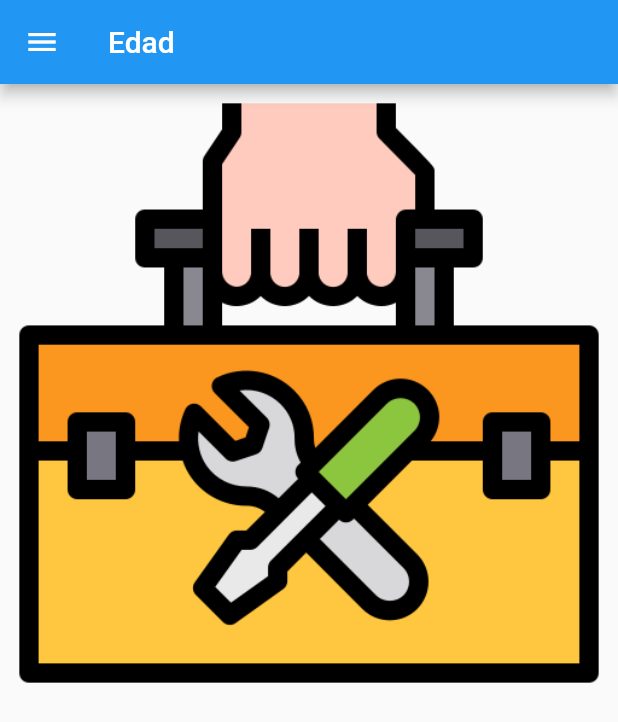
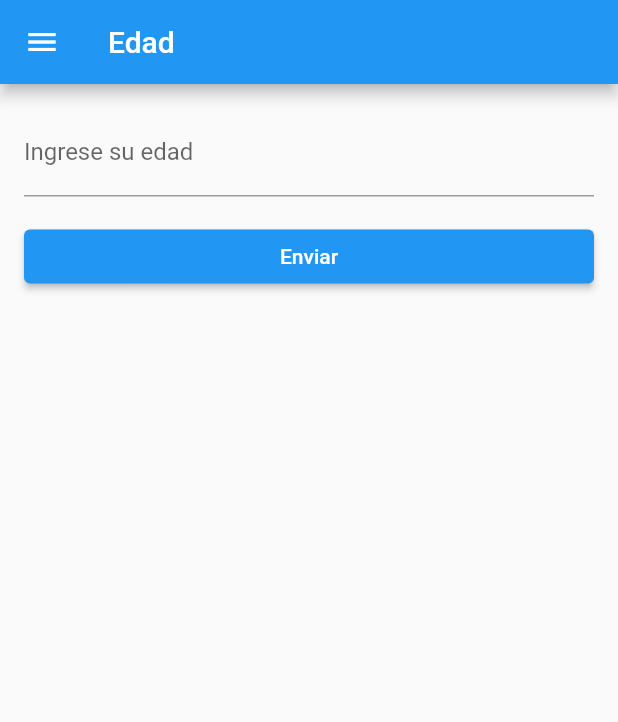
Before and after one commit to Stacy-btye/Tarea6, a Flutter app: the Edad screen opened by its route, on a phone screen of 412 x 824 dp. Shown: the top 722 px of the screen. Run offline on Flutter 3.47's test engine with Material 2 defaults, Android fonts, the phone set to English and light mode, and no system bars.

Commit message:
Rama de la edad real

```diff
--- a/lib/edad.dart
+++ b/lib/edad.dart
@@ -1,24 +1,102 @@
+import 'package:flutter/material.dart';
 import 'package:tarea6/drawer.dart';
-import 'package:flutter/material.dart';
 
-class Edad extends StatelessWidget {
-  const Edad({super.key});
+class Edad extends StatefulWidget {
+  const Edad({Key? key});
 
   static const String routeName = '/edad';
 
+  @override
+  _EdadState createState() => _EdadState();
+}
+
+class _EdadState extends State<Edad> {
+  final _formKey = GlobalKey<FormState>();
+  int? _edad;
+  String? _mensaje;
 
   @override
   Widget build(BuildContext context) {
-
     return Scaffold(
       appBar: AppBar(
         title: const Text("Edad"),
       ),
       drawer: const DrawerMenu(),
-      body: Column(
-        children: [
-          Image.asset('assets/caja.png'),
-        ],
+      body: Padding(
+        padding: const EdgeInsets.all(16.0),
+        child: Form(
+          key: _formKey,
+          child: Column(
+            crossAxisAlignment: CrossAxisAlignment.stretch,
+            children: [
+              TextFormField(
+                decoration: const InputDecoration(
+                  labelText: 'Ingrese su edad',
+                ),
+                keyboardType: TextInputType.number,
+                validator: (value) {
+                  if (value == null || value.isEmpty) {
+                    return 'Ingrese una edad';
+                  }
+                  final edad = int.tryParse(value);
+                  if (edad == null || edad <= 0) {
+                    return 'Ingrese una edad válida';
+                  }
+                  return null;
+                },
+                onSaved: (value) {
+                  _edad = int.parse(value!);
+                },
+              ),
+              const SizedBox(height: 16),
+              ElevatedButton(
+                onPressed: () {
+                  if (_formKey.currentState!.validate()) {
+                    _formKey.currentState!.save();
+
+                    if (_edad! < 18) {
+                      _mensaje = 'Eres joven';
+                    } else if (_edad! >= 18 && _edad! < 65) {
+                      _mensaje = 'Eres adulto';
+                    } else {
+                      _mensaje = 'Eres anciano';
+                    }
+
+                    showDialog(
+                      context: context,
+                      builder: (_) => AlertDialog(
+                        title: const Text('Mensaje'),
+                        content: Column(
+                          mainAxisSize: MainAxisSize.min,
+                          children: [
+                            Image.asset(
+                              _edad! < 18
+                                  ? 'assets/joven.webp'
+                                  : _edad! >= 18 && _edad! < 65
+                                  ? 'assets/adulta.jpg'
+                                  : 'assets/anciano.jpg',
+                            ),
+                            const SizedBox(height: 16),
+                            Text(_mensaje!),
+                          ],
+                        ),
+                        actions: [
+                          TextButton(
+                            onPressed: () {
+                              Navigator.of(context).pop();
+                            },
+                            child: const Text('Cerrar'),
+                          ),
+                        ],
+                      ),
+                    );
+                  }
+                },
+                child: const Text('Enviar'),
+              ),
+            ],
+          ),
+        ),
       ),
     );
   }
```
Also changed, not shown: assets/adulta.jpg (added), assets/anciano.jpg (added), assets/joven.webp (added).
